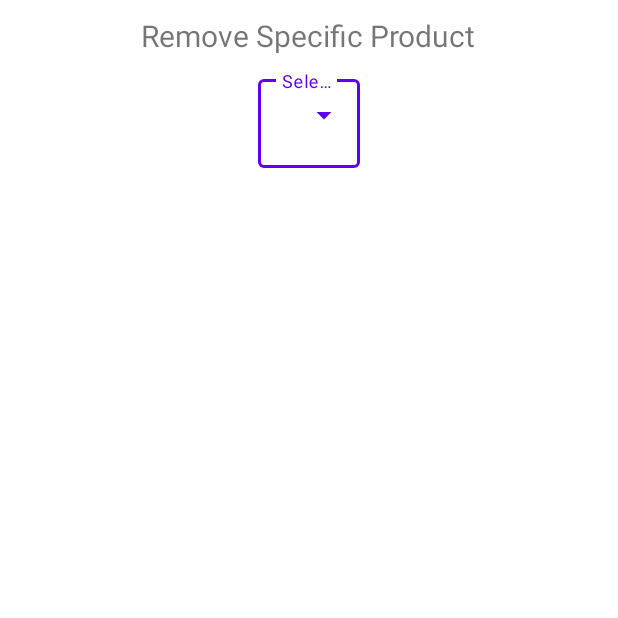
After one commit to jayeshpatil665/dhulemall, an Android app: the RemoveSpecificProduct screen opened directly, with no data from a screen before it, on a phone screen of 412 x 824 dp, the top half of it. The commit adds this screen. Run offline under Robolectric (Android 15) with nearby library versions, the phone set to English and light mode, and no system bars; 1 statement that could not run was skipped.

Commit message:
admin_delete_product_Success

```diff
--- a/app/src/main/AndroidManifest.xml
+++ b/app/src/main/AndroidManifest.xml
@@ -14,7 +14,8 @@
         android:roundIcon="@mipmap/ic_launcher_round"
         android:supportsRtl="true"
         android:theme="@style/Theme.DhuleMall">
-        <activity android:name=".AddNewProduct"></activity>
+        <activity android:name=".RemoveSpecificProduct"></activity>
+        <activity android:name=".AddNewProduct" />
         <activity android:name=".AdminAddRemoveCategory" />
         <activity android:name=".AdminPannel" />
         <activity android:name=".LoginOptionsActivity" />
--- a/app/src/main/java/in/specialsoft/dhulemall/AdminPannel.java
+++ b/app/src/main/java/in/specialsoft/dhulemall/AdminPannel.java
@@ -34,4 +34,9 @@ public class AdminPannel extends AppCompatActivity {
         Intent intent = new Intent(AdminPannel.this,AddNewProduct.class);
         startActivity(intent);
     }
+
+    public void toRemoveProduct(View view) {
+        Intent intent = new Intent(AdminPannel.this,RemoveSpecificProduct.class);
+        startActivity(intent);
+    }
 }
--- /dev/null
+++ b/app/src/main/java/in/specialsoft/dhulemall/RemoveSpecificProduct.java
@@ -0,0 +1,198 @@
+package in.specialsoft.dhulemall;
+
+import androidx.appcompat.app.AppCompatActivity;
+
+import android.os.Bundle;
+import android.os.Handler;
+import android.util.Log;
+import android.view.View;
+import android.widget.AdapterView;
+import android.widget.ArrayAdapter;
+import android.widget.AutoCompleteTextView;
+import android.widget.CheckBox;
+import android.widget.ImageButton;
+import android.widget.Toast;
+
+import com.google.android.material.snackbar.Snackbar;
+import com.google.android.material.textfield.TextInputLayout;
+import com.google.gson.Gson;
+
+public class RemoveSpecificProduct extends AppCompatActivity {
+
+    AutoCompleteTextView et_view_Categoryyy,et_view_pro_list;
+
+    ArrayAdapter<String> adapter;
+    String selectedDelCat ="0",selectedPreDelCat="0";
+    ArrayAdapter<String> adapter1;
+    String selectedDelPro ="0";
+
+    ImageButton imageButton5;
+    TextInputLayout floating_hintt;
+    CheckBox checkBox3;
+    @Override
+    protected void onCreate(Bundle savedInstanceState) {
+        super.onCreate(savedInstanceState);
+        setContentView(R.layout.activity_remove_specific_product);
+
+        et_view_Categoryyy = findViewById(R.id.et_view_Categoryyy);
+        imageButton5 = findViewById(R.id.imageButton5);
+        floating_hintt = findViewById(R.id.floating_hintt);
+        et_view_pro_list = findViewById(R.id.et_view_pro_list);
+        checkBox3 = findViewById(R.id.checkBox3);
+
+        getAllAvailableCategorys();
+        et_view_Categoryyy.setOnItemClickListener(new AdapterView.OnItemClickListener() {
+            @Override
+            public void onItemClick(AdapterView<?> parent, View view, int position, long id) {
+                Toast.makeText(RemoveSpecificProduct.this, ""+adapter.getItem(position), Toast.LENGTH_SHORT).show();
+                selectedDelCat = adapter.getItem(position);
+
+                imageButton5.setVisibility(View.GONE);
+
+                if (floating_hintt.getVisibility() == View.VISIBLE && !selectedDelCat.equals(selectedPreDelCat)){
+                   // finish();
+                    //startActivity(getIntent());
+                }
+                else {
+                    floating_hintt.setVisibility(View.VISIBLE);
+                    selectedPreDelCat = selectedDelCat;
+                }
+                et_view_pro_list.setText("");
+                getAllAvailableProductNames(selectedDelCat);
+            }
+        });
+
+        et_view_pro_list.setOnItemClickListener(new AdapterView.OnItemClickListener() {
+            @Override
+            public void onItemClick(AdapterView<?> parent, View view, int position, long id) {
+                Toast.makeText(RemoveSpecificProduct.this, ""+adapter1.getItem(position), Toast.LENGTH_SHORT).show();
+                selectedDelPro = adapter1.getItem(position);
+                imageButton5.setVisibility(View.VISIBLE);
+            }
+        });
+    }
+
+    private void getAllAvailableProductNames(String selectedDelCat) {
+        final Gson gson= new Gson();
+        Handler handler = new Handler();
+        handler.post(new Runnable() {
+            @Override
+            public void run() {
+                String[] field = new String[1];
+                field[0] = "category_name";
+
+                String[] data = new String[1];
+                data[0] = selectedDelCat;
+
+                PutData putData = new PutData("https://dhulemall.ml/API/Product/getProductNameList.php","POST",field,data);
+                if (putData.startPut()){
+                    if (putData.onComplete()){
+                        String result = putData.getResult();
+                        String[] catList =  gson.fromJson(result, String[].class);
+                        if (!result.equals("")){
+                            Log.i("",""+catList);
+                            try {
+                                adapter1 = new ArrayAdapter<String>(RemoveSpecificProduct.this,R.layout.cat_list_item,catList);
+                                et_view_pro_list.setThreshold(1);
+                                et_view_pro_list.setAdapter(adapter1);
+
+                            }catch (Exception e){}
+                        }
+                        else {
+                            showSnackMessage("Error : in Product list retrival");
+                        }
+                    }
+                }
+            }
+        });
+    }
+
+    private void getAllAvailableCategorys() {
+        final Gson gson = new Gson();
+        Handler handler = new Handler();
+        handler.post(new Runnable() {
+            @Override
+            public void run() {
+                String[] field = new String[1];
+                field[0] = "table";
+
+                String[] data = new String[1];
+                data[0] = "categorys";
+
+                PutData putData = new PutData("https://dhulemall.ml/API/Category/getCategoryNameList.php","POST",field,data);
+                if (putData.startPut()){
+                    if (putData.onComplete()){
+                        String result = putData.getResult();
+                        String[] catList =  gson.fromJson(result, String[].class);
+                        if (!result.equals("")){
+                            Log.i("Out : ",""+catList);
+                            try{
+                                adapter = new ArrayAdapter<String>(RemoveSpecificProduct.this,R.layout.cat_list_item,catList);
+                                et_view_Categoryyy.setThreshold(1);
+                                et_view_Categoryyy.setAdapter(adapter);
+                            }catch (Exception e){}
+
+                        }
+                        else {
+                            showSnackMessage("Error : in category retrival");
+                        }
+                    }
+                }
+            }
+        });
+    }
+    public static String DecodeString(String string) {
+        String tempStr = string;
+        tempStr = tempStr.replace("[", "");
+        return tempStr.replace("]", "");
+    }
+    //SnackBar
+    private void showSnackMessage(String snackDisplay) {
+        Snackbar.make(findViewById(R.id.rl_delete_product),""+snackDisplay,Snackbar.LENGTH_LONG)
+                .setAction("ok", new View.OnClickListener() {
+                    @Override
+                    public void onClick(View v) {
+                        //
+                    }
+                }).show();
+    }
+
+    public void deleteSpecificProduct(View view) {
+        if (checkBox3.isChecked()){
+            deleteProduct(selectedDelPro,selectedDelCat);
+            selectedDelPro ="0";
+        }
+    }
+
+    private void deleteProduct(String selectedDelPro,String selectedDelCat) {
+        Handler handler = new Handler();
+        handler.post(new Runnable() {
+            @Override
+            public void run() {
+
+                String[] field = new String[2];
+                field[0] = "p_name";
+                field[1] = "category_name";
+
+                String[] data = new String[2];
+                data[0] = selectedDelPro;
+                data[1] = selectedDelCat;
+
+                PutData putData = new PutData("https://dhulemall.ml/API/Product/productDelete.php","POST",field,data);
+                if (putData.startPut()){
+                    if (putData.onComplete()){
+                        String result = putData.getResult();
+                        if (result.equals("Success")){
+                            Toast.makeText(RemoveSpecificProduct.this, "Product deleted succesfuly", Toast.LENGTH_SHORT).show();
+                            finish();
+                            startActivity(getIntent());
+                        }
+                        else {
+                            Toast.makeText(RemoveSpecificProduct.this, "Already deleted product ! "+result, Toast.LENGTH_SHORT).show();
+                        }
+                    }
+                }
+            }
+        });
+    }
+}
--- a/app/src/main/res/layout/activity_add_new_product.xml
+++ b/app/src/main/res/layout/activity_add_new_product.xml
@@ -185,6 +185,5 @@
                 android:text="Upload Product" />
 
         </LinearLayout>
-
     </ScrollView>
 </RelativeLayout>
--- a/app/src/main/res/layout/activity_admin_pannel.xml
+++ b/app/src/main/res/layout/activity_admin_pannel.xml
@@ -63,6 +63,7 @@
             android:padding="10dp"
             android:layout_width="wrap_content"
             android:layout_height="wrap_content"
+            android:onClick="toRemoveProduct"
             android:drawableLeft="@drawable/ic_baseline_remove_24"
             android:text="Remove Product" />
 
--- /dev/null
+++ b/app/src/main/res/layout/activity_remove_specific_product.xml
@@ -0,0 +1,83 @@
+<?xml version="1.0" encoding="utf-8"?>
+<RelativeLayout xmlns:android="http://schemas.android.com/apk/res/android"
+    xmlns:app="http://schemas.android.com/apk/res-auto"
+    xmlns:tools="http://schemas.android.com/tools"
+    android:layout_width="match_parent"
+    android:layout_height="match_parent"
+    android:id="@+id/rl_delete_product"
+    tools:context=".RemoveSpecificProduct">
+
+    <LinearLayout
+        android:layout_width="match_parent"
+        android:layout_height="match_parent"
+        android:orientation="vertical">
+
+        <TextView
+            android:id="@+id/textView4"
+            android:layout_marginTop="10dp"
+            android:layout_width="wrap_content"
+            android:layout_height="wrap_content"
+            android:layout_gravity="center"
+            android:textSize="20sp"
+            android:text="Remove Specific Product" />
+
+        <com.google.android.material.textfield.TextInputLayout
+            android:id="@+id/floating_hint"
+            android:layout_marginTop="10dp"
+            android:layout_width="wrap_content"
+            android:layout_height="wrap_content"
+            android:layout_gravity="center_horizontal"
+            style="@style/Widget.MaterialComponents.TextInputLayout.OutlinedBox.ExposedDropdownMenu"
+            android:hint="Select Product category"
+            >
+
+            <AutoCompleteTextView
+                android:id="@+id/et_view_Categoryyy"
+                android:layout_width="wrap_content"
+                android:layout_height="wrap_content"
+                android:ems="15"
+                android:inputType="none"
+                android:textSize="18sp" />
+        </com.google.android.material.textfield.TextInputLayout>
+
+        <com.google.android.material.textfield.TextInputLayout
+            android:id="@+id/floating_hintt"
+            android:visibility="gone"
+            android:layout_marginTop="20dp"
+            android:layout_width="wrap_content"
+            android:layout_height="wrap_content"
+            android:layout_gravity="center_horizontal"
+            style="@style/Widget.MaterialComponents.TextInputLayout.OutlinedBox.ExposedDropdownMenu"
+            android:hint="Select Product name to delete"
+            >
+
+            <AutoCompleteTextView
+                android:id="@+id/et_view_pro_list"
+                android:layout_width="wrap_content"
+                android:layout_height="wrap_content"
+                android:layout_gravity="center"
+                android:ems="15"
+                android:inputType="none"
+                android:textSize="18sp" />
+
+            <CheckBox
+                android:id="@+id/checkBox3"
+                android:layout_width="wrap_content"
+                android:layout_height="wrap_content"
+                android:layout_gravity="center"
+                android:textSize="18sp"
+                android:text="I selected correct product to be deleted." />
+
+            <ImageButton
+                android:id="@+id/imageButton5"
+                android:layout_marginTop="5dp"
+                android:layout_width="wrap_content"
+                android:layout_height="wrap_content"
+                android:layout_gravity="center"
+                android:onClick="deleteSpecificProduct"
+                android:backgroundTint="@android:color/transparent"
+                android:layout_weight="1"
+                app:srcCompat="@android:drawable/ic_menu_delete" />
+        </com.google.android.material.textfield.TextInputLayout>
+    </LinearLayout>
+</RelativeLayout>
```
